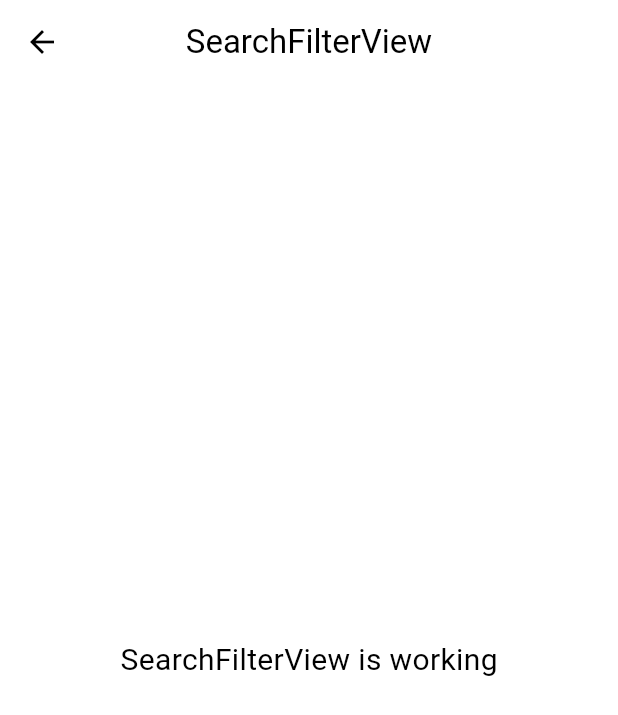
After one commit to jungwuk-ryu/duty-it, a Flutter app: the SearchFilterView screen opened by its route, on a phone screen of 412 x 824 dp. The commit adds this screen. Shown: the top 715 px of the screen. Run offline on Flutter 3.47's test engine with Material 3 defaults, Android fonts, the phone set to English and light mode, and no system bars; our stand-ins replace flutter_screenutil, get, infinite_scroll_pagination; missing offline and left inert: persistent_header_adaptive; Roboto replaces fonts that are missing (Pretendard).

Commit message:
feat: search filter 모듈 생성

```diff
--- /dev/null
+++ b/lib/app/modules/search_filter/views/search_filter_view.dart
@@ -0,0 +1,21 @@
+import 'package:flutter/material.dart';
+
+import 'package:get/get.dart';
+
+import '../controllers/search_filter_view_controller.dart';
+
+class SearchFilterView extends GetView<SearchFilterViewController> {
+  const SearchFilterView({super.key});
+  @override
+  Widget build(BuildContext context) {
+    return Scaffold(
+      appBar: AppBar(title: const Text('SearchFilterView'), centerTitle: true),
+      body: const Center(
+        child: Text(
+          'SearchFilterView is working',
+          style: TextStyle(fontSize: 20),
+        ),
+      ),
+    );
+  }
+}
--- a/lib/app/routes/app_pages.dart
+++ b/lib/app/routes/app_pages.dart
@@ -6,6 +6,8 @@ import '../modules/login/bindings/auth_binding.dart';
 import '../modules/login/views/login_view.dart';
 import '../modules/main/bindings/main_binding.dart';
 import '../modules/main/views/main_view.dart';
+import '../modules/search_filter/bindings/search_filter_binding.dart';
+import '../modules/search_filter/views/search_filter_view.dart';
 
 part 'app_routes.dart';
 
@@ -38,5 +40,10 @@ class AppPages {
       page: () => const AccountView(),
       binding: AccountBinding(),
     ),
+    GetPage(
+      name: _Paths.SEARCH_FILTER,
+      page: () => const SearchFilterView(),
+      binding: SearchFilterBinding(),
+    ),
   ];
 }
--- a/lib/app/routes/app_routes.dart
+++ b/lib/app/routes/app_routes.dart
@@ -8,6 +8,7 @@ abstract class Routes {
   static const MAIN = _Paths.MAIN;
   static const AUTH = _Paths.AUTH;
   static const ACCOUNT = _Paths.ACCOUNT;
+  static const SEARCH_FILTER = _Paths.SEARCH_FILTER;
 }
 
 abstract class _Paths {
@@ -15,4 +16,5 @@ abstract class _Paths {
   static const MAIN = '/';
   static const AUTH = '/auth';
   static const ACCOUNT = '/account';
+  static const SEARCH_FILTER = '/search-filter';
 }
```
Also changed, not shown: lib/app/modules/search_filter/bindings/search_filter_binding.dart (added, +10 -0 lines), lib/app/modules/search_filter/controllers/search_filter_view_controller.dart (added, +20 -0 lines).
